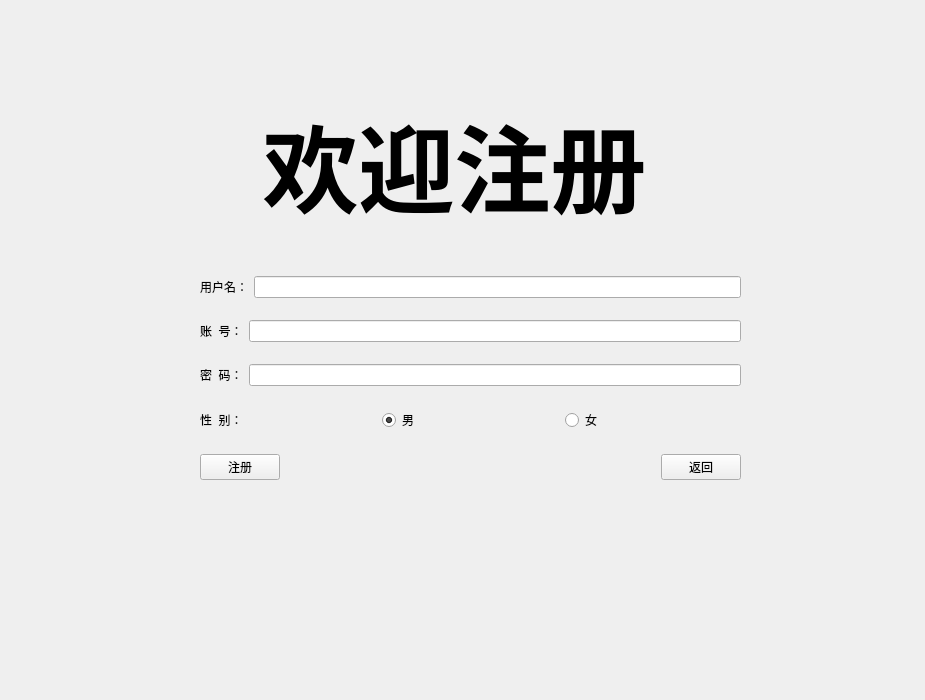
PuLing0/sdu_Clanguage_Homework, file regdialog.ui: the form before one commit.
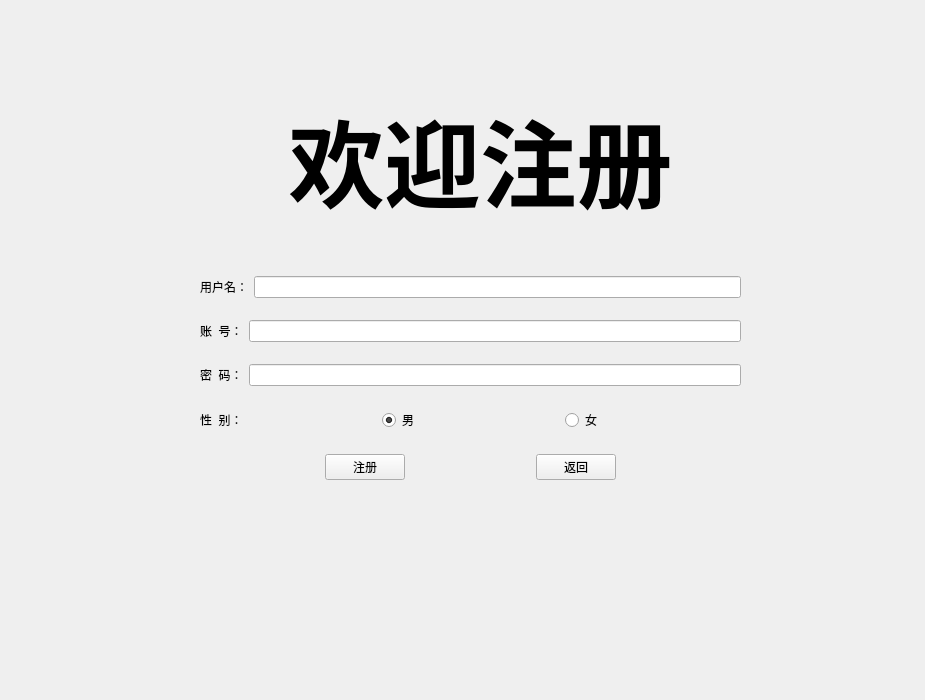
The form after the commit. Custom widgets are drawn as their Qt base class.

Commit message: 修改了chgdialog和regdialog的ui界面

The edit to the form file:
```diff
--- a/regdialog.ui
+++ b/regdialog.ui
@@ -96,7 +96,20 @@
     <item>
      <layout class="QHBoxLayout" name="horizontalLayout_6">
       <item>
-       <widget class="QPushButton" name="Btn_Reg">
+       <spacer name="horizontalSpacer_3">
+        <property name="orientation">
+         <enum>Qt::Horizontal</enum>
+        </property>
+        <property name="sizeHint" stdset="0">
+         <size>
+          <width>40</width>
+          <height>20</height>
+         </size>
+        </property>
+       </spacer>
+      </item>
+      <item>
+       <widget class="QtMaterialRaisedButton" name="Btn_Reg">
         <property name="text">
          <string>注册</string>
         </property>
@@ -122,6 +135,19 @@
         </property>
        </widget>
       </item>
+      <item>
+       <spacer name="horizontalSpacer_2">
+        <property name="orientation">
+         <enum>Qt::Horizontal</enum>
+        </property>
+        <property name="sizeHint" stdset="0">
+         <size>
+          <width>40</width>
+          <height>20</height>
+         </size>
+        </property>
+       </spacer>
+      </item>
      </layout>
     </item>
    </layout>
@@ -129,12 +155,21 @@
   <widget class="QLabel" name="label_5">
    <property name="geometry">
     <rect>
-     <x>140</x>
-     <y>70</y>
-     <width>629</width>
-     <height>191</height>
+     <x>190</x>
+     <y>30</y>
+     <width>581</width>
+     <height>261</height>
     </rect>
    </property>
+   <property name="styleSheet">
+    <string notr="true">QLabel {
+    font-family: &quot;Microsoft YaHei&quot;;
+    font-size: 35px;
+	font-weight: bold;
+    color:black;
+	border:none;
+}</string>
+   </property>
    <property name="text">
     <string>&lt;html&gt;&lt;head/&gt;&lt;body&gt;&lt;p align=&quot;center&quot;&gt;&lt;span style=&quot; font-size:72pt; font-weight:700;&quot;&gt;欢迎注册&lt;/span&gt;&lt;/p&gt;&lt;/body&gt;&lt;/html&gt;</string>
    </property>
@@ -143,6 +178,18 @@
    </property>
   </widget>
  </widget>
+ <customwidgets>
+  <customwidget>
+   <class>QtMaterialAutoComplete</class>
+   <extends>QLineEdit</extends>
+   <header location="global">qtmaterialautocomplete.h</header>
+  </customwidget>
+  <customwidget>
+   <class>QtMaterialRaisedButton</class>
+   <extends>QPushButton</extends>
+   <header location="global">qtmaterialraisedbutton.h</header>
+  </customwidget>
+ </customwidgets>
  <resources/>
  <connections/>
 </ui>
```
Left out of the diff: 8 changed lines with no effect on the pictures. The commit also changes 6 other files.
